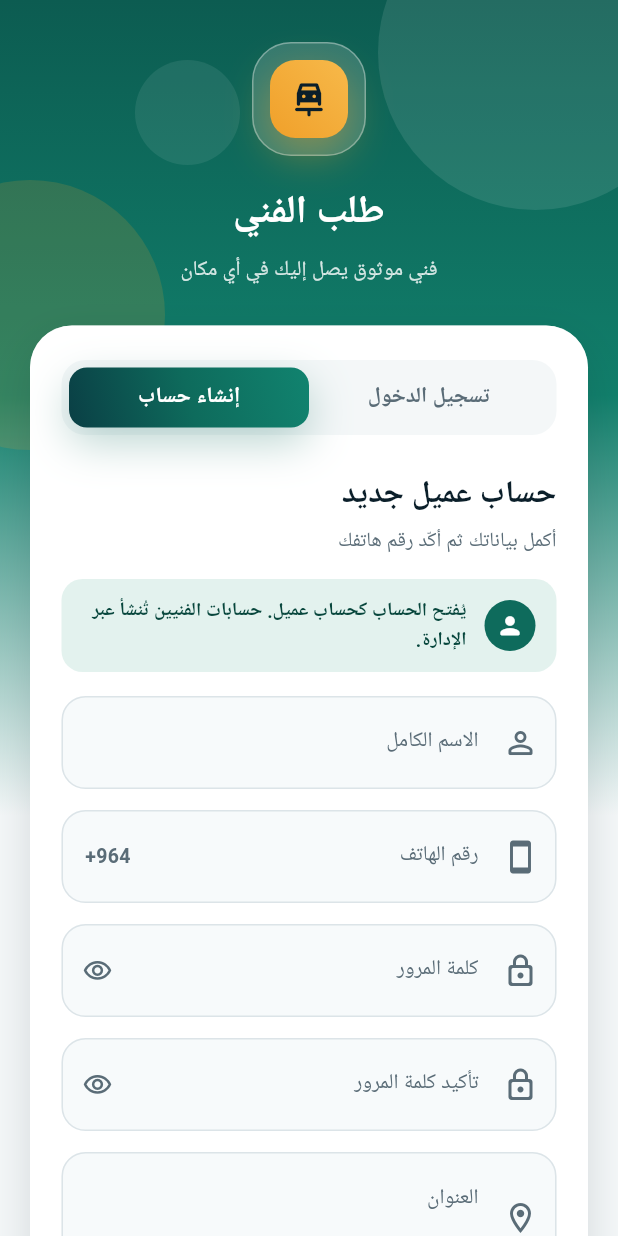
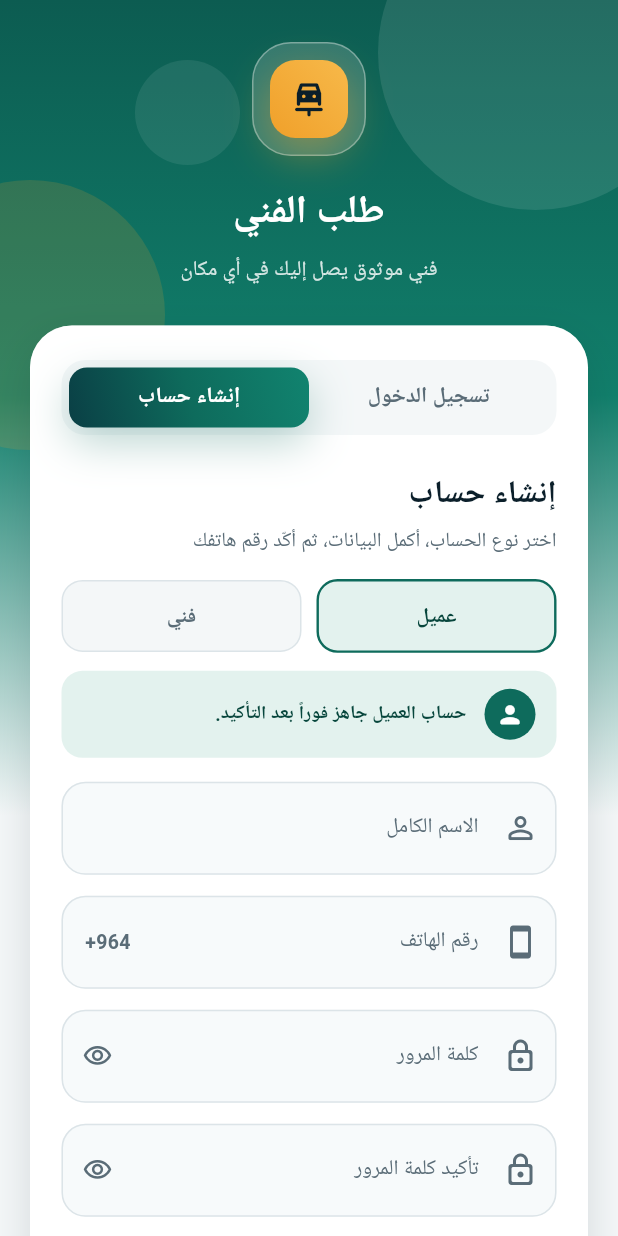
Before and after one commit to the1onee/service_car, a Flutter app: the screen it shows after launch, after a tap on "إنشاء حساب", on a phone screen of 412 x 824 dp. Run offline on Flutter 3.47's test engine with Material 3 defaults, Android fonts, the phone set to English and light mode, and no system bars; our stand-ins replace cloud_firestore, cloud_functions, firebase_auth, firebase_core, firebase_messaging, geolocator and 2 more; accounts and stored records are empty; Roboto replaces fonts that are missing (Cairo).

Commit message:
feat(auth): allow technician self-signup with pending verification
- Add a role picker to the register flow so users sign up as customer or technician; technicians create a join request (verified=false, verificationStatus=pending) while customers are approved immediately.

- Collect optional ID card number and skills/services for technician signups; the address field is now optional.

- Add an idCard field to AppUser and to the createUserAccount callable so dashboard-created accounts persist it too.

- Treat an existing Firestore user profile as a valid session in uidChanges, so accounts created from the admin dashboard (internal email, no Phone Auth) can sign in.

- Surface rejected join requests distinctly on the technician home screen.

- Harden firestore.rules: admins can read/create/update/delete user docs, and self-signup is constrained per role with validated verification state.

```diff
--- a/lib/core/strings.dart
+++ b/lib/core/strings.dart
@@ -13,10 +13,15 @@ class AppStrings {
   static const address = 'العنوان';
   static const welcomeBack = 'أهلاً بعودتك';
   static const loginHint = 'سجّل بالهاتف وكلمة المرور للمتابعة';
-  static const registerTitle = 'حساب عميل جديد';
-  static const registerHint = 'أكمل بياناتك ثم أكّد رقم هاتفك';
+  static const registerTitle = 'إنشاء حساب';
+  static const registerHint = 'اختر نوع الحساب، أكمل البيانات، ثم أكّد رقم هاتفك';
   static const customerAccountNote =
-      'يُفتح الحساب كحساب عميل. حسابات الفنيين تُنشأ عبر الإدارة.';
+      'حساب العميل جاهز فوراً بعد التأكيد.';
+  static const technicianAccountNote =
+      'حساب الفني يُرسل لطلب انضمام، ويُفعَّل بعد موافقة الإدارة.';
+  static const idCard = 'رقم البطاقة';
+  static const skills = 'المهارات / الخدمات';
+  static const optional = 'اختياري';
   static const forgotPassword = 'نسيت كلمة المرور؟';
   static const resetPassword = 'استعادة كلمة المرور';
   static const noAccount = 'ليس لديك حساب؟';
--- a/lib/features/auth/auth_screen.dart
+++ b/lib/features/auth/auth_screen.dart
@@ -7,6 +7,8 @@ import 'package:barrr/core/app_scope.dart';
 import 'package:barrr/core/phone.dart';
 import 'package:barrr/core/strings.dart';
 import 'package:barrr/core/theme.dart';
+import 'package:barrr/data/service_catalog.dart';
+import 'package:barrr/models/app_user.dart';
 import 'package:barrr/services/auth_service.dart';
 
 enum _Stage { login, register, otp }
@@ -29,9 +31,12 @@ class _AuthScreenState extends State<AuthScreen> {
   final _password = TextEditingController();
   final _confirm = TextEditingController();
   final _address = TextEditingController();
+  final _idCard = TextEditingController();
   final _otp = TextEditingController();
 
   _Stage _stage = _Stage.login;
+  UserRole _registerRole = UserRole.customer;
+  final Set<String> _skills = {};
   OtpPurpose _purpose = OtpPurpose.register;
   bool _hidePassword = true;
   bool _hideConfirm = true;
@@ -52,6 +57,7 @@ class _AuthScreenState extends State<AuthScreen> {
       _password,
       _confirm,
       _address,
+      _idCard,
       _otp,
     ]) {
       c.dispose();
@@ -129,6 +135,9 @@ class _AuthScreenState extends State<AuthScreen> {
           smsCode: _otp.text,
           name: _name.text,
           address: _address.text,
+          role: _registerRole,
+          idCard: _idCard.text,
+          serviceIds: _skills.toList(),
         );
         return;
       }
@@ -381,7 +390,15 @@ class _AuthScreenState extends State<AuthScreen> {
           subtitle: AppStrings.registerHint,
         ),
         const SizedBox(height: 14),
-        const _RoleNotice(),
+        _RolePicker(
+          role: _registerRole,
+          onChanged: (role) => setState(() {
+            _registerRole = role;
+            _error = null;
+          }),
+        ),
+        const SizedBox(height: 12),
+        _RoleNotice(role: _registerRole),
         const SizedBox(height: 16),
         Form(
           key: _registerForm,
@@ -392,7 +409,7 @@ class _AuthScreenState extends State<AuthScreen> {
                 textInputAction: TextInputAction.next,
                 textCapitalization: TextCapitalization.words,
                 autofillHints: const [AutofillHints.name],
-                decoration: const InputDecoration(
+                  decoration: const InputDecoration(
                   labelText: AppStrings.name,
                   hintText: 'مثال: علي حسن الجابري',
                   prefixIcon: Icon(Icons.person_outline_rounded),
@@ -429,6 +446,18 @@ class _AuthScreenState extends State<AuthScreen> {
                   return null;
                 },
               ),
+              if (_registerRole == UserRole.technician) ...[
+                const SizedBox(height: 14),
+                TextFormField(
+                  controller: _idCard,
+                  textInputAction: TextInputAction.next,
+                  decoration: const InputDecoration(
+                    labelText: AppStrings.idCard,
+                    hintText: AppStrings.optional,
+                    prefixIcon: Icon(Icons.badge_outlined),
+                  ),
+                ),
+              ],
               const SizedBox(height: 14),
               TextFormField(
                 controller: _address,
@@ -437,15 +466,43 @@ class _AuthScreenState extends State<AuthScreen> {
                 autofillHints: const [AutofillHints.fullStreetAddress],
                 decoration: const InputDecoration(
                   labelText: AppStrings.address,
-                  hintText: 'المدينة، الحي، أقرب نقطة دالة',
+                  hintText: 'المدينة، الحي، أقرب نقطة دالة — اختياري',
                   prefixIcon: Icon(Icons.location_on_outlined),
                   alignLabelWithHint: true,
                 ),
-                validator: (v) {
-                  if ((v ?? '').trim().length < 5) return 'أدخل عنواناً واضحاً.';
-                  return null;
-                },
               ),
+              if (_registerRole == UserRole.technician) ...[
+                const SizedBox(height: 16),
+                Align(
+                  alignment: AlignmentDirectional.centerStart,
+                  child: Text(
+                    '${AppStrings.skills} (${AppStrings.optional})',
+                    style: const TextStyle(
+                      fontWeight: FontWeight.w700,
+                      color: AppColors.inkSoft,
+                    ),
+                  ),
+                ),
+                const SizedBox(height: 8),
+                Wrap(
+                  spacing: 8,
+                  runSpacing: 8,
+                  children: [
+                    for (final s in seedServices)
+                      FilterChip(
+                        label: Text(s.titleAr),
+                        selected: _skills.contains(s.id),
+                        onSelected: (on) => setState(() {
+                          if (on) {
+                            _skills.add(s.id);
+                          } else {
+                            _skills.remove(s.id);
+                          }
+                        }),
+                      ),
+                  ],
+                ),
+              ],
             ],
           ),
         ),
@@ -795,15 +852,80 @@ class _SectionTitle extends StatelessWidget {
   }
 }
 
-class _RoleNotice extends StatelessWidget {
-  const _RoleNotice();
+class _RolePicker extends StatelessWidget {
+  const _RolePicker({required this.role, required this.onChanged});
+
+  final UserRole role;
+  final ValueChanged<UserRole> onChanged;
 
   @override
   Widget build(BuildContext context) {
+    return Row(
+      children: [
+        Expanded(
+          child: _roleTile(
+            label: AppStrings.customer,
+            selected: role == UserRole.customer,
+            onTap: () => onChanged(UserRole.customer),
+          ),
+        ),
+        const SizedBox(width: 10),
+        Expanded(
+          child: _roleTile(
+            label: AppStrings.technician,
+            selected: role == UserRole.technician,
+            onTap: () => onChanged(UserRole.technician),
+          ),
+        ),
+      ],
+    );
+  }
+
+  Widget _roleTile({
+    required String label,
+    required bool selected,
+    required VoidCallback onTap,
+  }) {
+    return InkWell(
+      onTap: onTap,
+      borderRadius: BorderRadius.circular(14),
+      child: AnimatedContainer(
+        duration: const Duration(milliseconds: 180),
+        padding: const EdgeInsets.symmetric(vertical: 12),
+        decoration: BoxDecoration(
+          color: selected ? AppColors.petrolTint : AppColors.canvas,
+          borderRadius: BorderRadius.circular(14),
+          border: Border.all(
+            color: selected ? AppColors.petrol : AppColors.outline,
+            width: selected ? 1.6 : 1,
+          ),
+        ),
+        child: Center(
+          child: Text(
+            label,
+            style: TextStyle(
+              fontWeight: FontWeight.w800,
+              color: selected ? AppColors.petrolDark : AppColors.inkSoft,
+            ),
+          ),
+        ),
+      ),
+    );
+  }
+}
+
+class _RoleNotice extends StatelessWidget {
+  const _RoleNotice({required this.role});
+
+  final UserRole role;
+
+  @override
+  Widget build(BuildContext context) {
+    final isTech = role == UserRole.technician;
     return Container(
       padding: const EdgeInsets.symmetric(horizontal: 14, vertical: 12),
       decoration: BoxDecoration(
-        color: AppColors.petrolTint,
+        color: isTech ? AppColors.amberTint : AppColors.petrolTint,
         borderRadius: BorderRadius.circular(14),
       ),
       child: Row(
@@ -811,20 +933,26 @@ class _RoleNotice extends StatelessWidget {
           Container(
             height: 34,
             width: 34,
-            decoration: const BoxDecoration(
-              color: AppColors.petrol,
+            decoration: BoxDecoration(
+              color: isTech ? AppColors.amber : AppColors.petrol,
               shape: BoxShape.circle,
             ),
-            child: const Icon(Icons.person_rounded, color: Colors.white, size: 19),
+            child: Icon(
+              isTech ? Icons.handyman_rounded : Icons.person_rounded,
+              color: isTech ? AppColors.ink : Colors.white,
+              size: 19,
+            ),
           ),
           const SizedBox(width: 12),
-          const Expanded(
+          Expanded(
             child: Text(
-              AppStrings.customerAccountNote,
+              isTech
+                  ? AppStrings.technicianAccountNote
+                  : AppStrings.customerAccountNote,
               style: TextStyle(
                 fontSize: 12.5,
                 height: 1.5,
-                color: AppColors.petrolDark,
+                color: isTech ? AppColors.ink : AppColors.petrolDark,
                 fontWeight: FontWeight.w600,
               ),
             ),
--- a/lib/features/technician/technician_home.dart
+++ b/lib/features/technician/technician_home.dart
@@ -146,9 +146,11 @@ class _TechnicianHomeState extends State<TechnicianHome> {
                                 child: SwitchListTile(
                                   title: Text(me.isOnline ? AppStrings.online : AppStrings.offline),
                                   subtitle: Text(
-                                    me.verified
+                                    me.verificationStatus == VerificationStatus.approved
                                         ? scope.users.walletHint(me)
-                                        : AppStrings.pendingVerify,
+                                        : me.verificationStatus == VerificationStatus.rejected
+                                            ? 'تم رفض طلب الانضمام. راجع الإدارة.'
+                                            : AppStrings.pendingVerify,
                                   ),
                                   value: me.isOnline,
                                   onChanged: _toggleOnline,
--- a/lib/models/app_user.dart
+++ b/lib/models/app_user.dart
@@ -12,6 +12,7 @@ class AppUser {
     required this.name,
     required this.phone,
     this.address = '',
+    this.idCard = '',
     this.ratingAvg = 5,
     this.ratingCount = 0,
     this.fcmToken,
@@ -28,6 +29,8 @@ class AppUser {
   final String name;
   final String phone;
   final String address;
+  /// رقم البطاقة الوطنية / هوية — اختياري.
+  final String idCard;
   final double ratingAvg;
   final int ratingCount;
   final String? fcmToken;
@@ -52,6 +55,7 @@ class AppUser {
         'name': name,
         'phone': phone,
         'address': address,
+        'idCard': idCard,
         'ratingAvg': ratingAvg,
         'ratingCount': ratingCount,
         'fcmToken': fcmToken,
@@ -76,6 +80,7 @@ class AppUser {
       name: d['name'] as String? ?? '',
       phone: d['phone'] as String? ?? '',
       address: d['address'] as String? ?? '',
+      idCard: d['idCard'] as String? ?? '',
       ratingAvg: (d['ratingAvg'] as num?)?.toDouble() ?? 5,
       ratingCount: (d['ratingCount'] as num?)?.toInt() ?? 0,
       fcmToken: d['fcmToken'] as String?,
@@ -106,6 +111,7 @@ class AppUser {
       name: name,
       phone: phone,
       address: address,
+      idCard: idCard,
       ratingAvg: ratingAvg,
       ratingCount: ratingCount,
       fcmToken: fcmToken ?? this.fcmToken,
```
Also changed, not shown: lib/services/auth_service.dart (+27 -9 lines), 2 other files.
